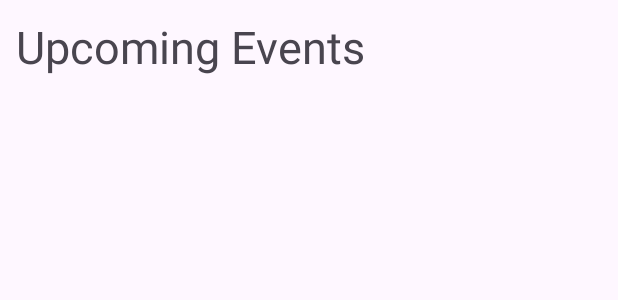
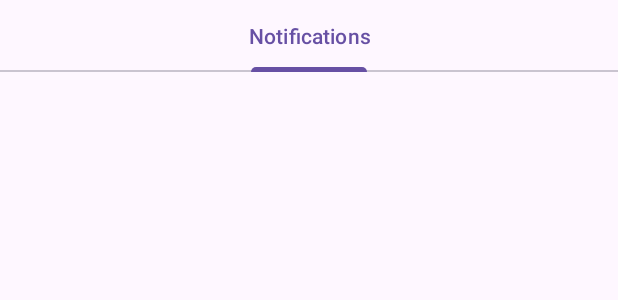
Before and after one commit to CMPUT301W24T14/The-Cobra-Chickens, an Android app: the layout fragment_notifications.xml on its own in the app's theme, with its tools: preview values and no code run, on a phone screen of 412 x 824 dp. Shown: the top 300 px of the screen. Run offline under Robolectric (Android 15) with nearby library versions, the phone set to English and light mode, and no system bars.

```diff
--- a/app/build.gradle.kts
+++ b/app/build.gradle.kts
@@ -57,5 +57,7 @@ dependencies {
 
     implementation("com.journeyapps:zxing-android-embedded:4.3.0") // This is for QRCodeScanner https://github.com/journeyapps/zxing-android-embedded
     implementation("com.google.zxing:core:3.4.1")
+    implementation("androidx.cardview:cardview:1.0.0")
+
 
 }
--- a/app/src/main/res/layout/fragment_notifications.xml
+++ b/app/src/main/res/layout/fragment_notifications.xml
@@ -1,34 +1,32 @@
 <?xml version="1.0" encoding="utf-8"?>
-<LinearLayout xmlns:android="http://schemas.android.com/apk/res/android"
+<androidx.constraintlayout.widget.ConstraintLayout xmlns:android="http://schemas.android.com/apk/res/android"
     xmlns:app="http://schemas.android.com/apk/res-auto"
     xmlns:tools="http://schemas.android.com/tools"
     android:layout_width="match_parent"
     android:layout_height="match_parent"
     tools:context=".NotificationsFragment">
 
-<LinearLayout
+    <com.google.android.material.tabs.TabLayout
+        android:id="@+id/tab_layout"
         android:layout_width="match_parent"
-    android:layout_height="match_parent"
-    android:layout_marginHorizontal="5dp"
-    android:layout_marginVertical="5dp"
-    android:orientation="vertical">
-    <TextView
+        android:layout_height="wrap_content"
+        app:layout_constraintEnd_toEndOf="parent"
+        app:layout_constraintStart_toStartOf="parent"
+        app:layout_constraintTop_toTopOf="parent">
+
+        <com.google.android.material.tabs.TabItem
             android:layout_width="wrap_content"
             android:layout_height="wrap_content"
-        android:text="@string/upcoming_events"
-        android:textSize="30dp"
-        android:paddingHorizontal="5dp"
-        android:paddingVertical="5dp"
-        />
+            android:text="Notifications" />
+    </com.google.android.material.tabs.TabLayout>
+
     <androidx.recyclerview.widget.RecyclerView
-        android:layout_width="match_parent"
-        android:layout_height="wrap_content"
         android:id="@+id/recyclerView_notifications"
-        android:paddingHorizontal="5dp"
-        android:paddingVertical="5dp"/>
-
-</LinearLayout>
-
-
-
-</LinearLayout>
+        android:layout_width="0dp"
+        android:layout_height="0dp"
+        android:layout_marginTop="8dp"
+        app:layout_constraintBottom_toBottomOf="parent"
+        app:layout_constraintEnd_toEndOf="parent"
+        app:layout_constraintStart_toStartOf="parent"
+        app:layout_constraintTop_toBottomOf="@id/tab_layout" />
+</androidx.constraintlayout.widget.ConstraintLayout>
--- a/app/src/main/res/values/colors.xml
+++ b/app/src/main/res/values/colors.xml
@@ -2,4 +2,6 @@
 <resources>
     <color name="black">#FF000000</color>
     <color name="white">#FFFFFFFF</color>
+    <color name="notificationTitleColor">#EE2314</color>
+    <color name="notificationItemBackground">#A5F80B</color>
 </resources>
```
Also changed, not shown: app/src/main/java/com/example/eventplanner/Notification.java (+22 -16 lines), app/src/main/java/com/example/eventplanner/NotificationsAdapter.java (deleted, +0 -62 lines), app/src/main/java/com/example/eventplanner/NotificationsFragment.java (+15 -40 lines), app/src/main/java/com/example/eventplanner/NotificationsRecyclerAdapter.java (added, +60 -0 lines), app/src/main/res/layout/notification.xml (added, +74 -0 lines), app/src/main/res/layout/notification_item.xml (deleted, +0 -28 lines). Lines whose indentation alone changed are shown as unchanged.
